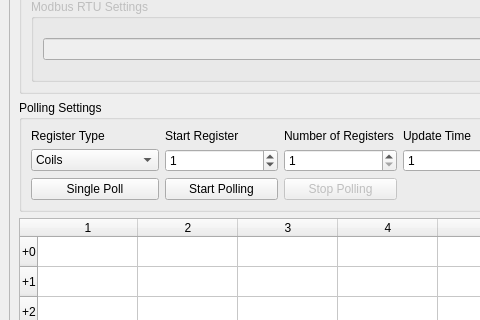
AlexEshoo/modbus_visualizer, file ui_files/modbus_visualizer.ui: the form before one commit; both pictures show x 0 to 480 and y 94 to 414 of the 1063 by 674 pixel window.
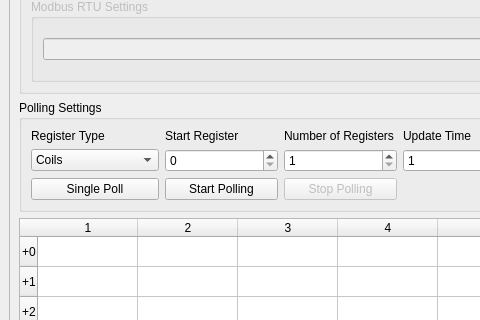
The form after the commit.

Commit message: changed default start register to 0

```diff
--- a/ui_files/modbus_visualizer.ui
+++ b/ui_files/modbus_visualizer.ui
@@ -144,7 +144,7 @@
              <number>65535</number>
             </property>
             <property name="value">
-             <number>1</number>
+             <number>0</number>
             </property>
            </widget>
           </item>
```
The commit also changes 1 other file.
